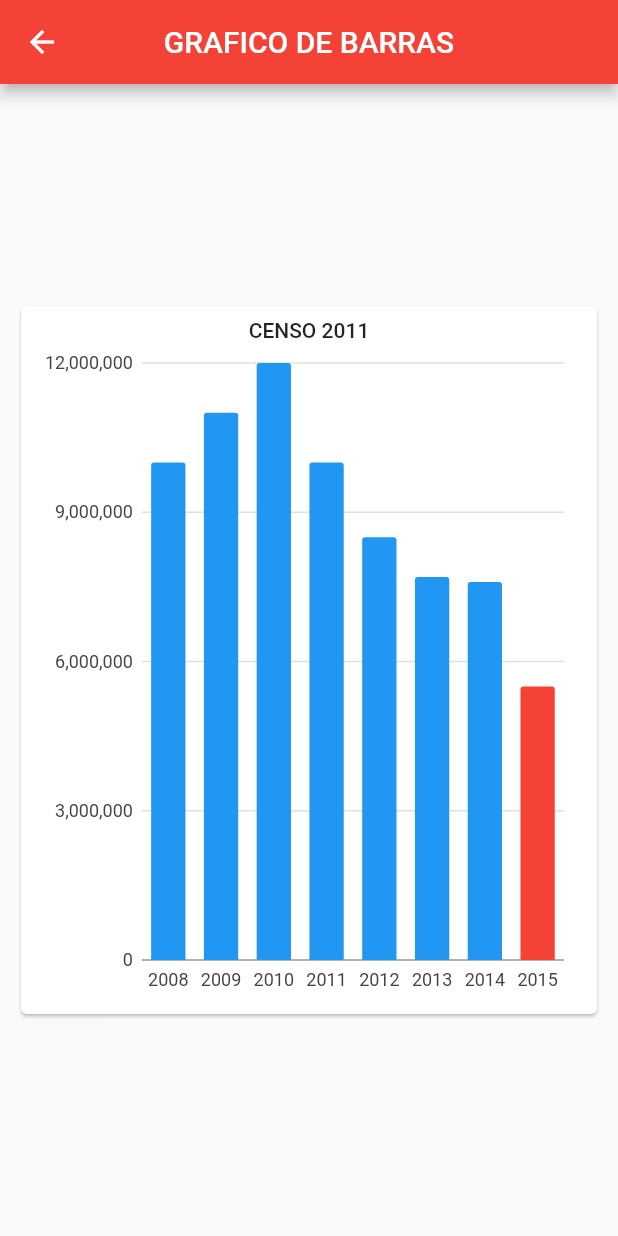
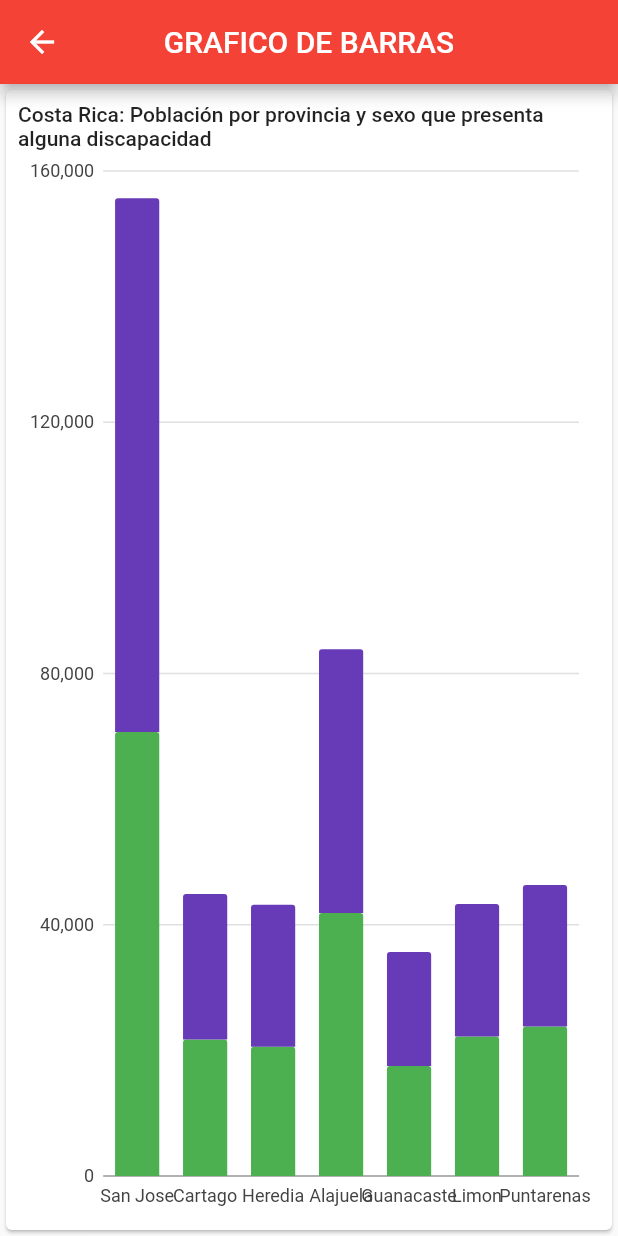
Before and after one commit to GarnierAdrian/visualizacion_proyecto_corto_1, a Flutter app: the screen it shows after launch, after a tap on "Bars", on a phone screen of 412 x 824 dp. Run offline on Flutter 3.47's test engine with Material 2 defaults, Android fonts, the phone set to English and light mode, and no system bars; our stand-ins replace charts_flutter.

Commit message:
[improved]: se mejoro el diagrama de barras

```diff
--- a/PROGRA/pc_one_v/lib/bar_graphic.dart
+++ b/PROGRA/pc_one_v/lib/bar_graphic.dart
@@ -1,51 +1,19 @@
-import 'create_bar_graphic.dart';
+import 'package:flutter/material.dart';
 import 'package:charts_flutter/flutter.dart' as charts;
-import 'data_model.dart';
-import 'package:flutter/material.dart';
 
-class BarGraphicPage extends StatelessWidget {
-  final List<DataModel> data = [
-    DataModel(
-      year: "2008",
-      subscribers: 10000000,
-      barColor: charts.ColorUtil.fromDartColor(Colors.blue),
-    ),
-    DataModel(
-      year: "2009",
-      subscribers: 11000000,
-      barColor: charts.ColorUtil.fromDartColor(Colors.blue),
-    ),
-    DataModel(
-      year: "2010",
-      subscribers: 12000000,
-      barColor: charts.ColorUtil.fromDartColor(Colors.blue),
-    ),
-    DataModel(
-      year: "2011",
-      subscribers: 10000000,
-      barColor: charts.ColorUtil.fromDartColor(Colors.blue),
-    ),
-    DataModel(
-      year: "2012",
-      subscribers: 8500000,
-      barColor: charts.ColorUtil.fromDartColor(Colors.blue),
-    ),
-    DataModel(
-      year: "2013",
-      subscribers: 7700000,
-      barColor: charts.ColorUtil.fromDartColor(Colors.blue),
-    ),
-    DataModel(
-      year: "2014",
-      subscribers: 7600000,
-      barColor: charts.ColorUtil.fromDartColor(Colors.blue),
-    ),
-    DataModel(
-      year: "2015",
-      subscribers: 5500000,
-      barColor: charts.ColorUtil.fromDartColor(Colors.red),
-    ),
-  ];
+class StackedHorizontalBarChart extends StatelessWidget {
+  final List<charts.Series> seriesList;
+  final bool animate;
+
+  StackedHorizontalBarChart(this.seriesList, {this.animate});
+
+  factory StackedHorizontalBarChart.withSampleData() {
+    return new StackedHorizontalBarChart(
+      _createSampleData(),
+      animate: false,
+    );
+  }
+
 
   @override
   Widget build(BuildContext context) {
@@ -55,10 +23,79 @@ class BarGraphicPage extends StatelessWidget {
         title: Text("GRAFICO DE BARRAS"),
         centerTitle: true,
       ),
-      body: Center(
-          child: BarMaker(
-            data: data,
-          )),
+      body: Center (
+        child: Card(
+          child: Padding(
+            padding: const EdgeInsets.all(8.0),
+            child: Column(
+              children: <Widget>[
+                Text(
+                  "Costa Rica: Población por provincia y sexo que presenta alguna discapacidad ",
+                  style: Theme.of(context).textTheme.body2,
+                ),
+                Expanded(
+                  child: charts.BarChart(seriesList, animate: true,
+                      barGroupingType: charts.BarGroupingType.stacked,
+                      vertical: true),
+                ),
+              ],
+            ),
+          ),
+        ),
+      ),
     );
+
   }
+
+  /// Create series list with multiple series
+  static List<charts.Series<OrdinalSales, String>> _createSampleData() {
+    final Hombre = [
+     // new OrdinalSales('Costa Rica',218395,charts.ColorUtil.fromDartColor(Colors.green)),
+      new OrdinalSales('San Jose',70690,charts.ColorUtil.fromDartColor(Colors.green)),
+      new OrdinalSales('Cartago',21716,charts.ColorUtil.fromDartColor(Colors.green)),
+      new OrdinalSales('Heredia',20589,charts.ColorUtil.fromDartColor(Colors.green)),
+      new OrdinalSales('Alajuela',41867,charts.ColorUtil.fromDartColor(Colors.green)),
+      new OrdinalSales('Guanacaste',17517,charts.ColorUtil.fromDartColor(Colors.green)),
+      new OrdinalSales('Limon',22216,charts.ColorUtil.fromDartColor(Colors.green)),
+      new OrdinalSales('Puntarenas',23800,charts.ColorUtil.fromDartColor(Colors.green)),
+    ];
+
+    final Mujer = [
+     // new OrdinalSales('Costa Rica',234454,charts.ColorUtil.fromDartColor(Colors.deepPurple)),
+      new OrdinalSales('San Jose',84959,charts.ColorUtil.fromDartColor(Colors.deepPurple)),
+      new OrdinalSales('Cartago',23196,charts.ColorUtil.fromDartColor(Colors.deepPurple)),
+      new OrdinalSales('Heredia',22576,charts.ColorUtil.fromDartColor(Colors.deepPurple)),
+      new OrdinalSales('Alajuela',41999,charts.ColorUtil.fromDartColor(Colors.deepPurple)),
+      new OrdinalSales('Guanacaste',18130,charts.ColorUtil.fromDartColor(Colors.deepPurple)),
+      new OrdinalSales('Limon',21075,charts.ColorUtil.fromDartColor(Colors.deepPurple)),
+      new OrdinalSales('Puntarenas',22519,charts.ColorUtil.fromDartColor(Colors.deepPurple)),
+    ];
+
+
+    return [
+      new charts.Series<OrdinalSales, String>(
+        id: 'Hombre',
+        domainFn: (OrdinalSales sales, _) => sales.year,
+        measureFn: (OrdinalSales sales, _) => sales.sales,
+        colorFn: (OrdinalSales sales, _) => sales.color,
+        data: Hombre,
+      ),
+      new charts.Series<OrdinalSales, String>(
+        id: 'Mujer',
+        domainFn: (OrdinalSales sales, _) => sales.year,
+        measureFn: (OrdinalSales sales, _) => sales.sales,
+        colorFn: (OrdinalSales sales, _) => sales.color,
+        data: Mujer,
+      ),
+    ];
+  }
+
+
 }
+
+class OrdinalSales {
+  final String year;
+  final int sales;
+  final charts.Color color;
+  OrdinalSales(this.year, this.sales,this.color);
+}
--- a/PROGRA/pc_one_v/lib/create_bar_graphic.dart
+++ /dev/null
@@ -1,46 +0,0 @@
-import 'package:charts_flutter/flutter.dart' as charts;
-import 'package:flutter/material.dart';
-import 'data_model.dart';
-import 'create_bar_graphic.dart';
-
-//define how the bar chart will be constructed
-
-class BarMaker extends StatelessWidget {
-  final List<DataModel> data;
-  BarMaker({@required this.data});
-
-  @override
-  Widget build(BuildContext context) {
-
-    // data for charts.BarChart
-    List<charts.Series<DataModel, String>> series = [
-      charts.Series(
-          id: "Subscribers",
-          data: data,
-          domainFn: (DataModel series, _) => series.year,
-          measureFn: (DataModel series, _) => series.subscribers,
-          colorFn: (DataModel series, _) => series.barColor)
-    ];
-
-    return Container(
-      height: 500,
-      padding: EdgeInsets.all(10),// margen
-      child: Card(
-        child: Padding(
-          padding: const EdgeInsets.all(8.0),
-          child: Column(
-            children: <Widget>[
-              Text(
-                "CENSO 2011",
-                style: Theme.of(context).textTheme.body2,
-              ),
-              Expanded(
-                child: charts.BarChart(series, animate: true),
-              )
-            ],
-          ),
-        ),
-      ),
-    );
-  }
-}
--- a/PROGRA/pc_one_v/lib/data_model.dart
+++ /dev/null
@@ -1,15 +0,0 @@
-import 'package:charts_flutter/flutter.dart' as charts;
-import 'package:flutter/foundation.dart';
-
-// model that must have each row of data to extract
-
-class DataModel {
-  final String year;
-  final int subscribers;
-  final charts.Color barColor;
-
-  DataModel(
-      {@required this.year,
-        @required this.subscribers,
-        @required this.barColor});
-}
--- a/PROGRA/pc_one_v/lib/main.dart
+++ b/PROGRA/pc_one_v/lib/main.dart
@@ -18,7 +18,7 @@ class Home extends StatelessWidget {
       child: Column(
           mainAxisAlignment: MainAxisAlignment.center,
           children: createButtons(context, Colors.cyan, [
-            ["Bars", BarGraphicPage()],
+            ["Bars", StackedHorizontalBarChart.withSampleData()],
             ["Bubbles"],
             ["Glifo"],
           ])
```
Also changed, not shown: 1 other file.
